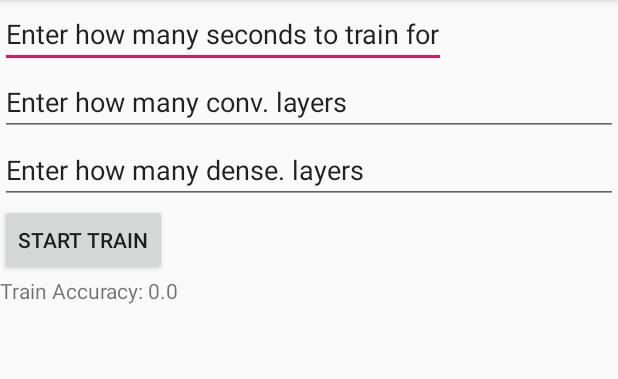
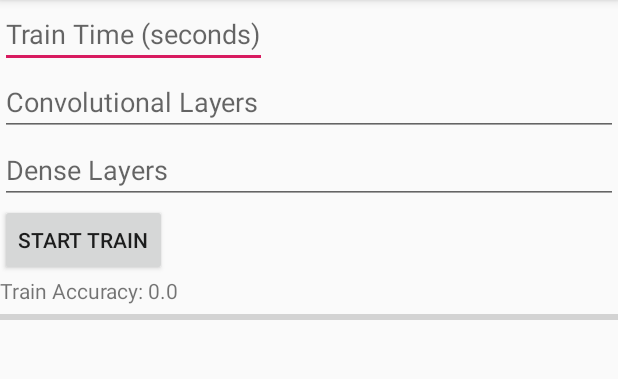
Before and after one commit to 2020akumar/MLTest, an Android app: the screen it shows after launch (MainActivity), on a phone screen of 412 x 824 dp, the part 84-463 px from its top. Run offline under Robolectric (Android 15) with nearby library versions, the phone set to English and light mode, and no system bars; libraries missing offline, so code that uses them is left out: com.chaquo.python; 2 statements that could not run were skipped.

Commit message:
cosmetic changes

```diff
--- a/app/src/main/java/com/example/mltest/MainActivity.java
+++ b/app/src/main/java/com/example/mltest/MainActivity.java
@@ -6,11 +6,13 @@ import com.chaquo.python.PyObject;
 import com.chaquo.python.Python;
 import com.chaquo.python.android.AndroidPlatform;
 
+import android.annotation.TargetApi;
 import android.os.AsyncTask;
 import android.os.Bundle;
 import android.view.View;
 import android.widget.Button;
 import android.widget.EditText;
+import android.widget.ProgressBar;
 import android.widget.TextView;
 
 public class MainActivity extends AppCompatActivity {
@@ -20,6 +22,7 @@ public class MainActivity extends AppCompatActivity {
     private EditText mEditConv;
     private EditText mEditDense;
     private TextView mRes;
+    private ProgressBar mTrainPercent;
     @Override
     protected void onCreate(Bundle savedInstanceState) {
         super.onCreate(savedInstanceState);
@@ -27,6 +30,7 @@ public class MainActivity extends AppCompatActivity {
         Python.start(new AndroidPlatform(this));
         py=Python.getInstance();
         mRes=(TextView)findViewById(R.id.res);
+        mTrainPercent=(ProgressBar)findViewById(R.id.trainPercent);
 //        py.getModule("main").callAttr("main");
         mButton=(Button)findViewById(R.id.button);
         mButton.setOnClickListener(new View.OnClickListener() {
@@ -77,6 +81,7 @@ public class MainActivity extends AppCompatActivity {
 
         }
         @Override
+        @TargetApi(24)
         protected void onPostExecute(Double acc){
             super.onPostExecute(acc);
             String fin=acc.toString();
@@ -84,6 +89,9 @@ public class MainActivity extends AppCompatActivity {
                 fin=fin.substring(0,6);
             }
             mRes.setText(fin+"%");
+
+            mTrainPercent.setProgress(Integer.parseInt(fin),true);
+            mButton.setText("Train Again");
         }
     }
 }
--- a/app/src/main/res/layout/activity_main.xml
+++ b/app/src/main/res/layout/activity_main.xml
@@ -7,27 +7,28 @@
     android:layout_height="match_parent"
     xmlns:app="http://schemas.android.com/apk/res-auto"
     android:orientation="vertical">
+
     <EditText
+        android:id="@+id/edit"
         android:layout_width="wrap_content"
         android:layout_height="wrap_content"
-        android:text="Enter how many seconds to train for"
-        android:id="@+id/edit"/>
+        android:hint="Train Time (seconds)" />
 
     <EditText
         android:id="@+id/editText"
         android:layout_width="match_parent"
         android:layout_height="wrap_content"
         android:ems="10"
-        android:inputType="textPersonName"
-        android:text="Enter how many conv. layers" />
+        android:hint="Convolutional Layers"
+        android:inputType="textPersonName" />
 
     <EditText
         android:id="@+id/editText2"
         android:layout_width="match_parent"
         android:layout_height="wrap_content"
         android:ems="10"
-        android:inputType="textPersonName"
-        android:text="Enter how many dense. layers" />
+        android:hint="Dense Layers"
+        android:inputType="textPersonName" />
 
     <Button
         android:id="@+id/button"
@@ -41,4 +42,10 @@
         android:layout_height="wrap_content"
         android:text="Train Accuracy: 0.0" />
 
+    <ProgressBar
+        android:id="@+id/trainPercent"
+        style="?android:attr/progressBarStyleHorizontal"
+        android:layout_width="match_parent"
+        android:layout_height="wrap_content" />
+
 </LinearLayout>
```
Also changed, not shown: app/build.gradle (+30 -3 lines).
